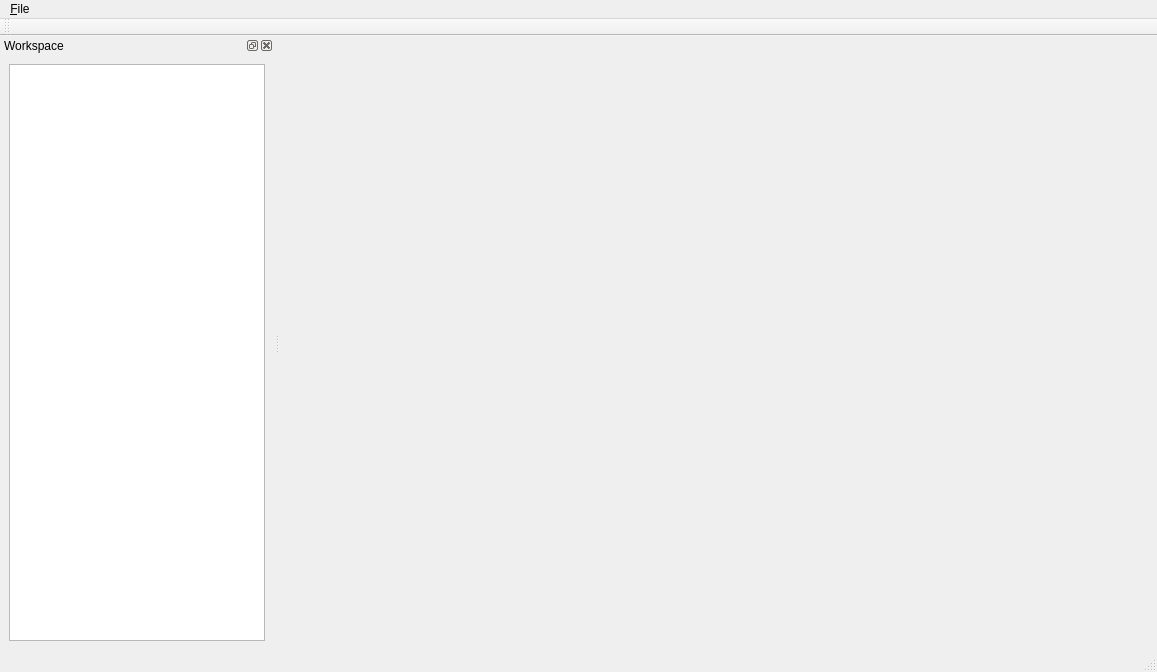
Qt form MRIMainWindow.ui (vishalkumar2222/MRIAnalyzer) before a commit.
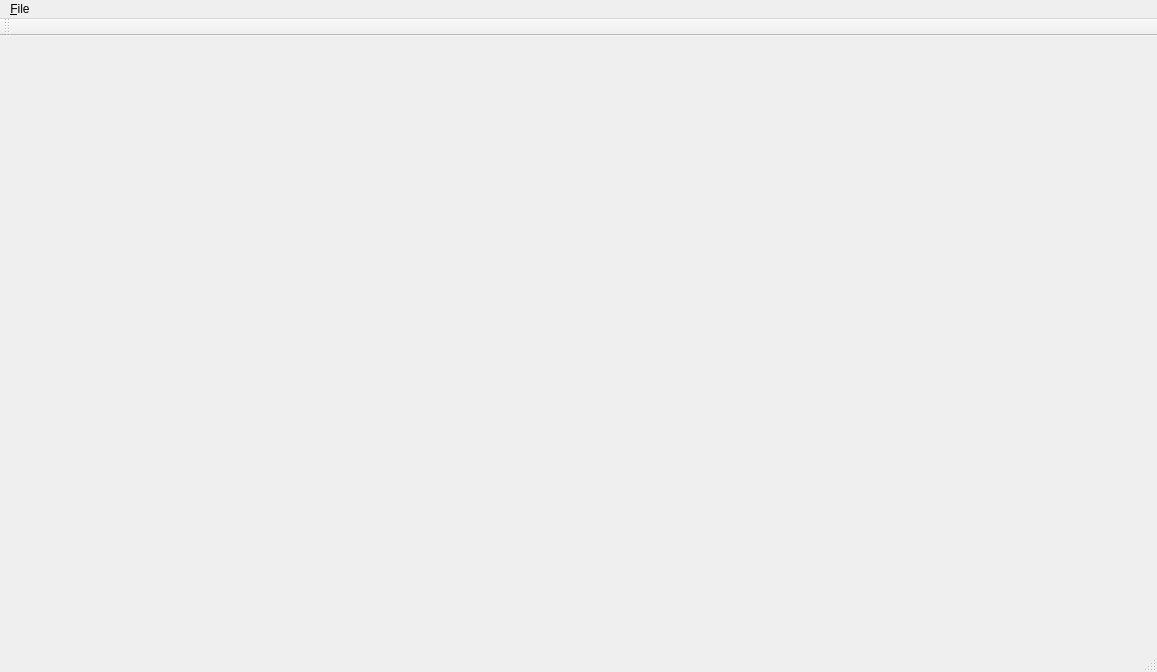
The same form after that commit.

The edit to the form file:
```diff
--- a/MRIMainWindow.ui
+++ b/MRIMainWindow.ui
@@ -57,21 +57,6 @@
     <bool>false</bool>
    </attribute>
   </widget>
-  <widget class="QDockWidget" name="dockWidget">
-   <property name="windowTitle">
-    <string>Workspace</string>
-   </property>
-   <attribute name="dockWidgetArea">
-    <number>1</number>
-   </attribute>
-   <widget class="QWidget" name="dockWidgetContents">
-    <layout class="QHBoxLayout" name="horizontalLayout">
-     <item>
-      <widget class="QTreeView" name="treeView_project"/>
-     </item>
-    </layout>
-   </widget>
-  </widget>
   <action name="action_Exit">
    <property name="text">
     <string>&amp;Exit</string>
```
